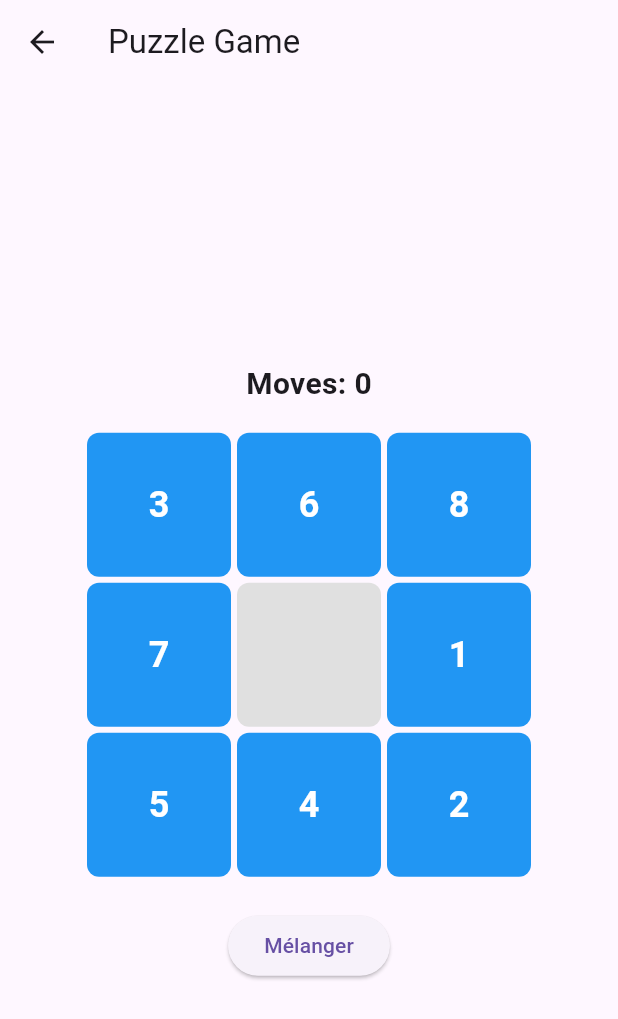
After one commit to VidarDev/flutter_widget_explorer, a Flutter app: the LongPressDraggablePage screen opened directly, after a tap on "Mélanger", on a phone screen of 412 x 824 dp. The commit adds this screen. Shown: the top 1019 px of the screen. Run offline on Flutter 3.47's test engine with Material 3 defaults, Android fonts, the phone set to English and light mode, and no system bars.

Commit message:
feat: Add puzzle game page with draggable tiles

```diff
--- a/lib/main.dart
+++ b/lib/main.dart
@@ -15,6 +15,7 @@ import 'package:flutter_widget_explorer/views/scaffold_appbar.page.dart';
 import 'package:flutter_widget_explorer/views/scollviews_slivers.page.dart';
 import 'package:flutter_widget_explorer/views/search_bar.page.dart';
 import 'package:flutter_widget_explorer/views/stack_position.page.dart';
+import 'package:flutter_widget_explorer/views/puzzle.page.dart';
 
 // At the top of your HomePage class
 final GlobalKey<ScaffoldState> _scaffoldKey = GlobalKey<ScaffoldState>();
@@ -358,7 +359,9 @@ class HomePage extends StatelessWidget {
                 Navigator.pop(context);
                 Navigator.push(
                   context,
-                  MaterialPageRoute(builder: (context) => Container()),
+                  MaterialPageRoute(
+                    builder: (context) => LongPressDraggablePage(),
+                  ),
                 );
               },
             ),
--- /dev/null
+++ b/lib/views/puzzle.page.dart
@@ -0,0 +1,304 @@
+import 'package:flutter/material.dart';
+import 'package:flutter/services.dart';
+import 'dart:math';
+
+class PuzzleTile {
+  final int value;
+  final int currentPosition;
+  final int correctPosition;
+
+  bool get isInCorrectPosition => currentPosition == correctPosition;
+
+  const PuzzleTile({
+    required this.value,
+    required this.currentPosition,
+    required this.correctPosition,
+  });
+}
+
+class LongPressDraggablePage extends StatefulWidget {
+  const LongPressDraggablePage({super.key});
+
+  @override
+  State<LongPressDraggablePage> createState() => _LongPressDraggablePageState();
+}
+
+class _LongPressDraggablePageState extends State<LongPressDraggablePage> {
+  late List<PuzzleTile> tiles;
+  late int emptyTilePos;
+  int moveCount = 0;
+  final random = Random();
+
+  @override
+  void initState() {
+    super.initState();
+    _initPuzzle();
+  }
+
+  void _initPuzzle() {
+    // Créer les tuiles dans l'ordre
+    tiles = [];
+    for (int i = 0; i < 9; i++) {
+      final value = i == 8 ? 0 : i + 1;
+      tiles.add(
+        PuzzleTile(value: value, currentPosition: i, correctPosition: i),
+      );
+    }
+    emptyTilePos = 8;
+    moveCount = 0;
+  }
+
+  bool _isSolved() => tiles.every((tile) => tile.isInCorrectPosition);
+
+  bool _canMoveTile(int tilePos, int emptyPos) {
+    // Même ligne, colonnes adjacentes
+    if (tilePos ~/ 3 == emptyPos ~/ 3 &&
+        (tilePos % 3 == emptyPos % 3 + 1 || tilePos % 3 == emptyPos % 3 - 1)) {
+      return true;
+    }
+
+    // Même colonne, lignes adjacentes
+    if (tilePos % 3 == emptyPos % 3 &&
+        (tilePos ~/ 3 == emptyPos ~/ 3 + 1 ||
+            tilePos ~/ 3 == emptyPos ~/ 3 - 1)) {
+      return true;
+    }
+
+    return false;
+  }
+
+  void _showWinDialog() {
+    showDialog(
+      context: context,
+      builder:
+          (context) => AlertDialog(
+            title: const Text('Félicitations!'),
+            content: Text(
+              'Vous avez résolu le puzzle en $moveCount mouvements!',
+            ),
+            actions: [
+              TextButton(
+                onPressed: () => Navigator.pop(context),
+                child: const Text('OK'),
+              ),
+              TextButton(
+                onPressed: () {
+                  Navigator.pop(context);
+                  _shufflePuzzle();
+                },
+                child: const Text('Rejouer'),
+              ),
+            ],
+          ),
+    );
+  }
+
+  void _shufflePuzzle() {
+    setState(() {
+      // Effectuer 100 mouvements aléatoires valides
+      for (int i = 0; i < 100; i++) {
+        List<int> validMoves = [];
+
+        // Trouver toutes les positions qui peuvent être déplacées
+        for (int pos = 0; pos < 9; pos++) {
+          if (_canMoveTile(pos, emptyTilePos)) {
+            validMoves.add(pos);
+          }
+        }
+
+        if (validMoves.isNotEmpty) {
+          int randomMove = validMoves[random.nextInt(validMoves.length)];
+
+          // Trouver la tuile à cette position
+          final tileIndex = tiles.indexWhere(
+            (tile) => tile.currentPosition == randomMove,
+          );
+
+          if (tileIndex != -1) {
+            // Effectuer le mouvement
+            final oldTilePos = tiles[tileIndex].currentPosition;
+
+            tiles[tileIndex] = PuzzleTile(
+              value: tiles[tileIndex].value,
+              currentPosition: emptyTilePos,
+              correctPosition: tiles[tileIndex].correctPosition,
+            );
+
+            emptyTilePos = oldTilePos;
+          }
+        }
+      }
+
+      moveCount = 0;
+    });
+  }
+
+  // Obtenir la tuile à une position donnée
+  PuzzleTile getTileAtPosition(int position) {
+    for (var tile in tiles) {
+      if (tile.currentPosition == position) {
+        return tile;
+      }
+    }
+    // Fallback - ne devrait jamais arriver
+    return PuzzleTile(
+      value: 0,
+      currentPosition: position,
+      correctPosition: position,
+    );
+  }
+
+  Widget _buildTile(int position) {
+    final tile = getTileAtPosition(position);
+
+    // Espace vide
+    if (tile.value == 0) {
+      return DragTarget<PuzzleTile>(
+        builder: (context, candidateData, rejectedData) {
+          return Container(
+            margin: const EdgeInsets.all(2),
+            decoration: BoxDecoration(
+              color: Colors.grey[300],
+              borderRadius: BorderRadius.circular(8),
+              border:
+                  candidateData.isNotEmpty
+                      ? Border.all(color: Colors.green, width: 3)
+                      : null,
+            ),
+          );
+        },
+        onWillAccept: (incomingTile) {
+          return incomingTile != null &&
+              _canMoveTile(incomingTile.currentPosition, emptyTilePos);
+        },
+        onAccept: (incomingTile) {
+          setState(() {
+            final tileIndex = tiles.indexWhere(
+              (t) => t.currentPosition == incomingTile.currentPosition,
+            );
+
+            if (tileIndex != -1) {
+              final oldTilePos = incomingTile.currentPosition;
+
+              tiles[tileIndex] = PuzzleTile(
+                value: incomingTile.value,
+                currentPosition: emptyTilePos,
+                correctPosition: incomingTile.correctPosition,
+              );
+
+              emptyTilePos = oldTilePos;
+              moveCount++;
+
+              if (_isSolved()) {
+                _showWinDialog();
+              }
+            }
+          });
+
+          HapticFeedback.mediumImpact();
+        },
+      );
+    }
+
+    // Tuile normale
+    return LongPressDraggable<PuzzleTile>(
+      data: tile,
+      delay: const Duration(milliseconds: 500),
+      hapticFeedbackOnStart: true,
+      onDragStarted: () {
+        if (_canMoveTile(tile.currentPosition, emptyTilePos)) {
+          HapticFeedback.heavyImpact();
+        }
+      },
+      feedback: Material(
+        elevation: 4.0,
+        borderRadius: BorderRadius.circular(8),
+        child: Container(
+          width: 90,
+          height: 90,
+          decoration: BoxDecoration(
+            color: Colors.blue.shade700,
+            borderRadius: BorderRadius.circular(8),
+          ),
+          child: Center(
+            child: Text(
+              '${tile.value}',
+              style: const TextStyle(
+                color: Colors.white,
+                fontSize: 24,
+                fontWeight: FontWeight.bold,
+              ),
+            ),
+          ),
+        ),
+      ),
+      childWhenDragging: Container(
+        margin: const EdgeInsets.all(2),
+        decoration: BoxDecoration(
+          color: Colors.grey[300],
+          borderRadius: BorderRadius.circular(8),
+        ),
+      ),
+      child: Container(
+        margin: const EdgeInsets.all(2),
+        decoration: BoxDecoration(
+          color: tile.isInCorrectPosition ? Colors.green : Colors.blue,
+          borderRadius: BorderRadius.circular(8),
+        ),
+        child: Center(
+          child: Text(
+            '${tile.value}',
+            style: const TextStyle(
+              color: Colors.white,
+              fontSize: 24,
+              fontWeight: FontWeight.bold,
+            ),
+          ),
+        ),
+      ),
+    );
+  }
+
+  @override
+  Widget build(BuildContext context) {
+    return Scaffold(
+      appBar: AppBar(title: const Text('Puzzle Game')),
+      body: Center(
+        child: Column(
+          mainAxisAlignment: MainAxisAlignment.center,
+          children: [
+            Padding(
+              padding: const EdgeInsets.all(16.0),
+              child: Text(
+                'Moves: $moveCount',
+                style: const TextStyle(
+                  fontSize: 20,
+                  fontWeight: FontWeight.bold,
+                ),
+              ),
+            ),
+            SizedBox(
+              width: 300,
+              height: 300,
+              child: GridView.builder(
+                physics: const NeverScrollableScrollPhysics(),
+                gridDelegate: const SliverGridDelegateWithFixedCrossAxisCount(
+                  crossAxisCount: 3,
+                ),
+                itemCount: 9,
+                itemBuilder: (context, index) {
+                  return _buildTile(index);
+                },
+              ),
+            ),
+            const SizedBox(height: 20),
+            ElevatedButton(
+              onPressed: _shufflePuzzle,
+              child: const Text('Mélanger'),
+            ),
+          ],
+        ),
+      ),
+    );
+  }
+}
```
